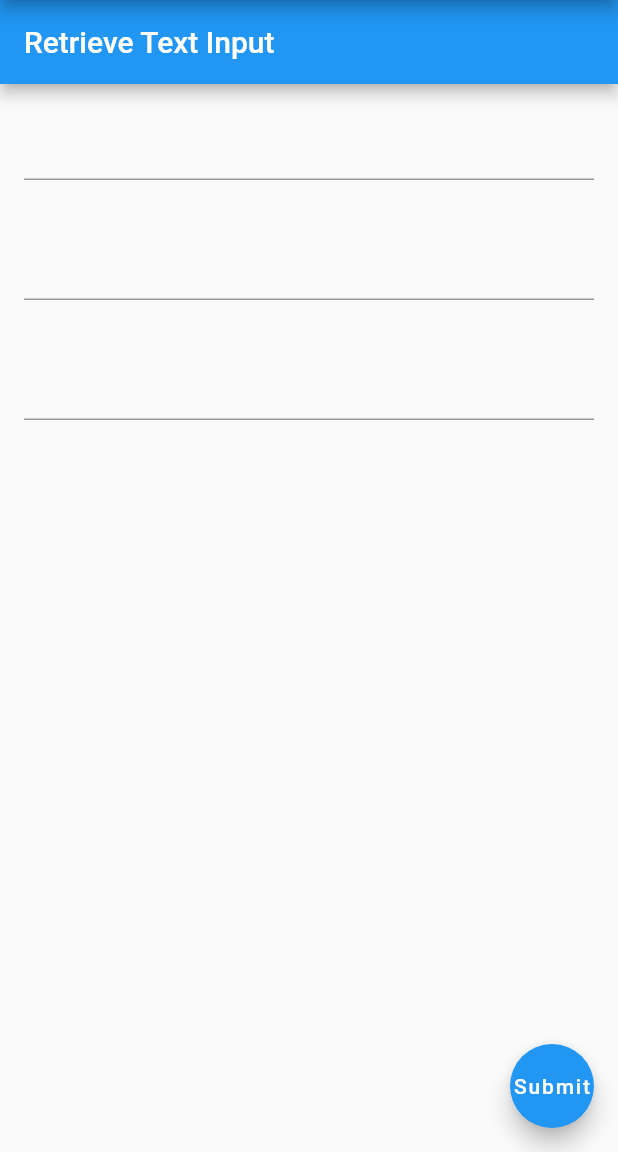
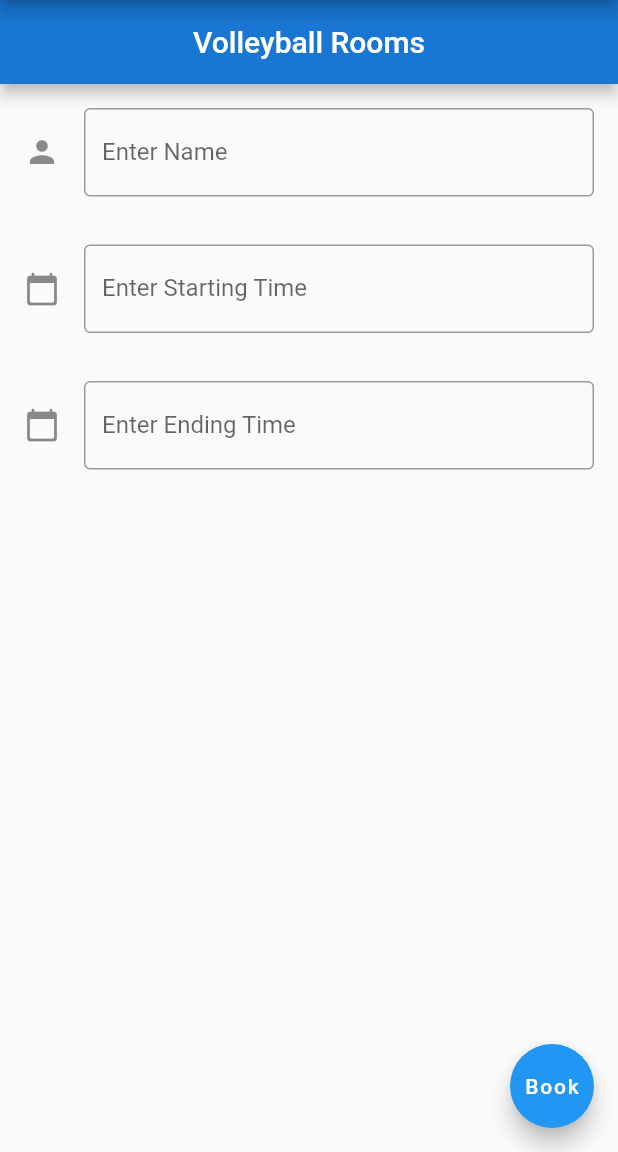
Before and after one commit to Aditya-76/room-booking, a Flutter app: the screen it shows after launch, on a phone screen of 412 x 824 dp, the part 84-1236 px from its top. Run offline on Flutter 3.47's test engine with Material 2 defaults, Android fonts, the phone set to English and light mode, and no system bars.

Commit message:
Text Field and DateTime

```diff
--- a/room_booking_2/lib/main.dart
+++ b/room_booking_2/lib/main.dart
@@ -1,4 +1,5 @@
 import 'package:flutter/material.dart';
+// ignore: implementation_imports
 import 'package:flutter/src/widgets/basic.dart';
 
 void main() {
@@ -29,8 +30,7 @@ class MyCustomForm extends StatefulWidget {
 // Define a corresponding State class.
 // This class holds the data related to the Form.
 class _MyCustomFormState extends State<MyCustomForm> {
-  // Create a text controller and use it to retrieve the current value
-  // of the TextField.
+  // Create a text controller and use it to retrieve the current value of the TextField.
   final myController1 = TextEditingController();
   final myController2 = TextEditingController();
   final myController3 = TextEditingController();
@@ -39,6 +39,8 @@ class _MyCustomFormState extends State<MyCustomForm> {
   void dispose() {
     // Clean up the controller when the widget is disposed.
     myController1.dispose();
+    myController2.dispose();
+    myController3.dispose();
     super.dispose();
   }
 
@@ -46,44 +48,59 @@ class _MyCustomFormState extends State<MyCustomForm> {
   Widget build(BuildContext context) {
     return Scaffold(
       appBar: AppBar(
-        title: Text('Retrieve Text Input'),
+        title: Text('Volleyball Rooms'),
+        centerTitle: true,
+        backgroundColor: Colors.blue[700],
       ),
       body: Column(
         children: <Widget>[
-          Padding(
+          Container(
             padding: const EdgeInsets.all(16.0),
             child: TextField(
               controller: myController1,
+              decoration: InputDecoration(
+                labelText: "Enter Name",
+                border: OutlineInputBorder(),
+                icon: Icon(Icons.person),
+              ),
             ),
           ),
-          Padding(
+          Container(
             padding: const EdgeInsets.all(16.0),
             child: TextField(
               controller: myController2,
+              decoration: InputDecoration(
+                labelText: "Enter Starting Time",
+                hintText: "01 February 2021, 00:00",
+                border: OutlineInputBorder(),
+                icon: Icon(Icons.calendar_today_rounded),
+              ),
             ),
           ),
-          Padding(
+          Container(
             padding: const EdgeInsets.all(16.0),
             child: TextField(
               controller: myController3,
+              decoration: InputDecoration(
+                labelText: "Enter Ending Time",
+                hintText: "01 February 2021, 10:00",
+                border: OutlineInputBorder(),
+                icon: Icon(Icons.calendar_today_rounded),
+              ),
             ),
           ),
         ],
       ),
       floatingActionButton: FloatingActionButton(
-        // When the user presses the button, show an alert dialog containing
-        // the text that the user has entered into the text field.
+        // When the user presses the button, show an alert dialog containing the text that the user has entered into the text field.
         onPressed: () {
-          //print(myController1.text);
-          //print(myController2.text);
-          //print(myController3.text);
-          String date = myController1.text;
-          print(date);
+          String name = myController1.text;
+          print(name);
           String starttime = myController2.text;
           print(starttime);
           String endtime = myController3.text;
           print(endtime);
-          checkerMan(date, starttime, endtime);
+          roomChecker(name, starttime, endtime);
           /*return showDialog(
             context: context,
             builder: (context) {
@@ -97,7 +114,7 @@ class _MyCustomFormState extends State<MyCustomForm> {
         },
         tooltip: 'Show me the value!',
         child: Text(
-          'Submit',
+          'Book',
         ),
       ),
     );
@@ -124,7 +141,30 @@ var volleyRoomStart1 = <String, bool>{
   '11:00' : true,
 };
 
-void checkerMan(String date, String starttime, String endtime){
+void checkerMan(String name, String starttime, String endtime){
   print(volleyRoom1);
   print(volleyRoomStart1['11:00']);
+
+  var now = DateTime.now();
+  print(now);
 }
+
+var rooms = <String, List>{
+  "Room 1": [],
+  "Room 2": [],
+  "Room 3": [],
+};
+
+void roomChecker(String name, String starttime, String endtime){
+  var start = DateTime.parse(starttime);
+  print(start);
+  var end = DateTime.parse(endtime);
+  print(end);
+
+}
+
+/*
+if(((element[0] < start) < element[1]) || ((element[0] < end) < element[1]) || (((element[0] < start) < end) < element[1])){
+
+}
+*/
```
